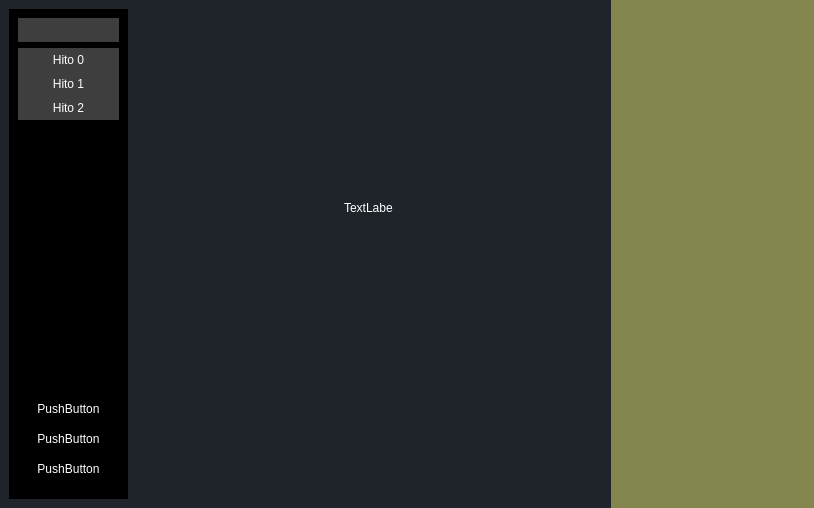
Before: the Qt Designer form ejemplo_prueba.ui in PaulaSoler000/proyecto_vista_prueba, drawn with Qt 5.
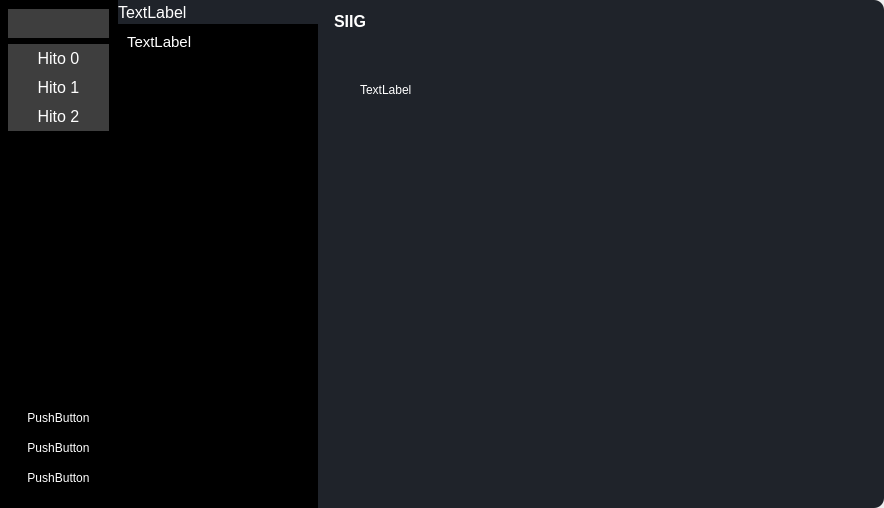
After: the same form once the commit is applied. Icons and pictures are not drawn.

Commit message: seguir con la ventana

```diff
--- a/ejemplo_prueba.ui
+++ b/ejemplo_prueba.ui
@@ -6,7 +6,7 @@
    <rect>
     <x>0</x>
     <y>0</y>
-    <width>814</width>
+    <width>884</width>
     <height>508</height>
    </rect>
   </property>
@@ -25,14 +25,17 @@
 
 #centralwidget{
 background-color:#1f232a;
+border-radius: 10px
 }
 
 #leftMenuSuncontainer{
-background-color:#16191d
+background-color:#16191d;
+border-radius: 10px
 }
 
 QPushButton{
-padding:5px 10px
+padding:5px 10px;
+border-radius: 10px
 }
 
 
@@ -40,7 +43,7 @@
 </string>
   </property>
   <widget class="QWidget" name="centralwidget">
-   <layout class="QHBoxLayout" name="horizontalLayout">
+   <layout class="QHBoxLayout" name="horizontalLayout" stretch="0,0,0">
     <property name="spacing">
      <number>0</number>
     </property>
@@ -59,12 +62,30 @@
     <item alignment="Qt::AlignLeft">
      <widget class="QWidget" name="leftMenuContainer" native="true">
       <layout class="QVBoxLayout" name="verticalLayout">
+       <property name="spacing">
+        <number>0</number>
+       </property>
+       <property name="leftMargin">
+        <number>0</number>
+       </property>
+       <property name="topMargin">
+        <number>0</number>
+       </property>
+       <property name="rightMargin">
+        <number>0</number>
+       </property>
+       <property name="bottomMargin">
+        <number>0</number>
+       </property>
        <item>
         <widget class="QWidget" name="leftMenuSubcontainer" native="true">
          <property name="styleSheet">
           <string notr="true">background-color:rgb(0, 0, 0)</string>
          </property>
          <layout class="QVBoxLayout" name="verticalLayout_2">
+          <property name="leftMargin">
+           <number>8</number>
+          </property>
           <item alignment="Qt::AlignTop">
            <widget class="QFrame" name="frame">
             <property name="styleSheet">
@@ -94,6 +115,11 @@
              </property>
              <item>
               <widget class="QPushButton" name="pushButton">
+               <property name="font">
+                <font>
+                 <pointsize>12</pointsize>
+                </font>
+               </property>
                <property name="styleSheet">
                 <string notr="true">color: white</string>
                </property>
@@ -150,6 +176,11 @@
              </property>
              <item>
               <widget class="QPushButton" name="Hito0">
+               <property name="font">
+                <font>
+                 <pointsize>12</pointsize>
+                </font>
+               </property>
                <property name="styleSheet">
                 <string notr="true">color: white</string>
                </property>
@@ -160,10 +191,21 @@
                 <iconset resource="images/icons/icons.qrc">
                  <normaloff>:/main/cil-home.png</normaloff>:/main/cil-home.png</iconset>
                </property>
+               <property name="iconSize">
+                <size>
+                 <width>24</width>
+                 <height>24</height>
+                </size>
+               </property>
               </widget>
              </item>
              <item>
               <widget class="QPushButton" name="Hito1">
+               <property name="font">
+                <font>
+                 <pointsize>12</pointsize>
+                </font>
+               </property>
                <property name="styleSheet">
                 <string notr="true">color: white</string>
                </property>
@@ -174,10 +216,21 @@
                 <iconset resource="images/icons/icons.qrc">
                  <normaloff>:/main/cil-mood-good.png</normaloff>:/main/cil-mood-good.png</iconset>
                </property>
+               <property name="iconSize">
+                <size>
+                 <width>24</width>
+                 <height>24</height>
+                </size>
+               </property>
               </widget>
              </item>
              <item>
               <widget class="QPushButton" name="Hito2">
+               <property name="font">
+                <font>
+                 <pointsize>12</pointsize>
+                </font>
+               </property>
                <property name="styleSheet">
                 <string notr="true">color: white</string>
                </property>
@@ -188,6 +241,12 @@
                 <iconset resource="images/icons/icons.qrc">
                  <normaloff>:/main/cil-3d.png</normaloff>:/main/cil-3d.png</iconset>
                </property>
+               <property name="iconSize">
+                <size>
+                 <width>24</width>
+                 <height>24</height>
+                </size>
+               </property>
               </widget>
              </item>
             </layout>
@@ -262,58 +321,497 @@
      </widget>
     </item>
     <item>
-     <widget class="QFrame" name="frame_4">
-      <property name="frameShape">
-       <enum>QFrame::StyledPanel</enum>
+     <widget class="QWidget" name="centralMenu" native="true">
+      <property name="sizePolicy">
+       <sizepolicy hsizetype="Preferred" vsizetype="Preferred">
+        <horstretch>0</horstretch>
+        <verstretch>0</verstretch>
+       </sizepolicy>
       </property>
-      <property name="frameShadow">
-       <enum>QFrame::Raised</enum>
+      <property name="minimumSize">
+       <size>
+        <width>200</width>
+        <height>0</height>
+       </size>
       </property>
-      <widget class="QFrame" name="frame_5">
-       <property name="geometry">
-        <rect>
-         <x>90</x>
-         <y>180</y>
-         <width>120</width>
-         <height>80</height>
-        </rect>
+      <layout class="QVBoxLayout" name="verticalLayout_7">
+       <property name="spacing">
+        <number>0</number>
        </property>
-       <property name="frameShape">
-        <enum>QFrame::StyledPanel</enum>
+       <property name="sizeConstraint">
+        <enum>QLayout::SetDefaultConstraint</enum>
        </property>
-       <property name="frameShadow">
-        <enum>QFrame::Raised</enum>
+       <property name="leftMargin">
+        <number>0</number>
        </property>
-       <widget class="QLabel" name="label">
-        <property name="geometry">
-         <rect>
-          <x>50</x>
-          <y>20</y>
-          <width>49</width>
-          <height>16</height>
-         </rect>
-        </property>
-        <property name="text">
-         <string>TextLabel</string>
-        </property>
-       </widget>
-      </widget>
+       <property name="topMargin">
+        <number>0</number>
+       </property>
+       <property name="rightMargin">
+        <number>0</number>
+       </property>
+       <property name="bottomMargin">
+        <number>0</number>
+       </property>
+       <item alignment="Qt::AlignLeft">
+        <widget class="QWidget" name="centralSubmenu" native="true">
+         <property name="minimumSize">
+          <size>
+           <width>200</width>
+           <height>0</height>
+          </size>
+         </property>
+         <property name="font">
+          <font>
+           <pointsize>11</pointsize>
+          </font>
+         </property>
+         <layout class="QVBoxLayout" name="verticalLayout_6">
+          <property name="spacing">
+           <number>0</number>
+          </property>
+          <property name="leftMargin">
+           <number>0</number>
+          </property>
+          <property name="topMargin">
+           <number>0</number>
+          </property>
+          <property name="rightMargin">
+           <number>0</number>
+          </property>
+          <property name="bottomMargin">
+           <number>0</number>
+          </property>
+          <item alignment="Qt::AlignTop">
+           <widget class="QFrame" name="frame_4">
+            <property name="frameShape">
+             <enum>QFrame::StyledPanel</enum>
+            </property>
+            <property name="frameShadow">
+             <enum>QFrame::Raised</enum>
+            </property>
+            <layout class="QHBoxLayout" name="horizontalLayout_3">
+             <property name="spacing">
+              <number>0</number>
+             </property>
+             <property name="leftMargin">
+              <number>0</number>
+             </property>
+             <property name="topMargin">
+              <number>0</number>
+             </property>
+             <property name="rightMargin">
+              <number>0</number>
+             </property>
+             <property name="bottomMargin">
+              <number>0</number>
+             </property>
+             <item>
+              <widget class="QLabel" name="label">
+               <property name="font">
+                <font>
+                 <pointsize>12</pointsize>
+                </font>
+               </property>
+               <property name="text">
+                <string>TextLabel</string>
+               </property>
+              </widget>
+             </item>
+             <item>
+              <widget class="QPushButton" name="pushButton_2">
+               <property name="text">
+                <string/>
+               </property>
+               <property name="icon">
+                <iconset resource="images/icons/icons.qrc">
+                 <normaloff>:/main/icon_close.png</normaloff>:/main/icon_close.png</iconset>
+               </property>
+               <property name="iconSize">
+                <size>
+                 <width>24</width>
+                 <height>24</height>
+                </size>
+               </property>
+              </widget>
+             </item>
+            </layout>
+           </widget>
+          </item>
+          <item>
+           <widget class="QStackedWidget" name="stackedWidget">
+            <property name="styleSheet">
+             <string notr="true">background-color:black</string>
+            </property>
+            <property name="currentIndex">
+             <number>0</number>
+            </property>
+            <widget class="QWidget" name="page">
+             <layout class="QVBoxLayout" name="verticalLayout_8">
+              <item>
+               <widget class="QLabel" name="label_2">
+                <property name="font">
+                 <font>
+                  <pointsize>11</pointsize>
+                 </font>
+                </property>
+                <property name="text">
+                 <string>TextLabel</string>
+                </property>
+                <property name="alignment">
+                 <set>Qt::AlignLeading|Qt::AlignLeft|Qt::AlignTop</set>
+                </property>
+               </widget>
+              </item>
+             </layout>
+            </widget>
+            <widget class="QWidget" name="page_2">
+             <widget class="QLabel" name="label_3">
+              <property name="geometry">
+               <rect>
+                <x>60</x>
+                <y>40</y>
+                <width>49</width>
+                <height>16</height>
+               </rect>
+              </property>
+              <property name="text">
+               <string>2</string>
+              </property>
+             </widget>
+            </widget>
+            <widget class="QWidget" name="page_3">
+             <widget class="QLabel" name="label_4">
+              <property name="geometry">
+               <rect>
+                <x>80</x>
+                <y>70</y>
+                <width>49</width>
+                <height>16</height>
+               </rect>
+              </property>
+              <property name="text">
+               <string>3</string>
+              </property>
+             </widget>
+            </widget>
+           </widget>
+          </item>
+         </layout>
+        </widget>
+       </item>
+      </layout>
      </widget>
     </item>
-    <item>
-     <widget class="QWidget" name="centerMenuContainer" native="true"/>
-    </item>
     <item>
      <widget class="QWidget" name="mainBodyContainer" native="true">
       <property name="sizePolicy">
-       <sizepolicy hsizetype="Minimum" vsizetype="Preferred">
+       <sizepolicy hsizetype="MinimumExpanding" vsizetype="Preferred">
         <horstretch>0</horstretch>
         <verstretch>0</verstretch>
        </sizepolicy>
       </property>
+      <property name="font">
+       <font>
+        <pointsize>8</pointsize>
+       </font>
+      </property>
       <property name="styleSheet">
-       <string notr="true">background-color:rgb(131, 134, 78)</string>
+       <string notr="true"/>
       </property>
+      <layout class="QVBoxLayout" name="verticalLayout_9">
+       <property name="spacing">
+        <number>0</number>
+       </property>
+       <property name="leftMargin">
+        <number>0</number>
+       </property>
+       <property name="topMargin">
+        <number>0</number>
+       </property>
+       <property name="rightMargin">
+        <number>0</number>
+       </property>
+       <property name="bottomMargin">
+        <number>0</number>
+       </property>
+       <item alignment="Qt::AlignTop">
+        <widget class="QWidget" name="headerContainer" native="true">
+         <layout class="QHBoxLayout" name="horizontalLayout_4">
+          <item alignment="Qt::AlignLeft">
+           <widget class="QFrame" name="frame_5">
+            <property name="frameShape">
+             <enum>QFrame::StyledPanel</enum>
+            </property>
+            <property name="frameShadow">
+             <enum>QFrame::Raised</enum>
+            </property>
+            <layout class="QHBoxLayout" name="horizontalLayout_6">
+             <property name="spacing">
+              <number>0</number>
+             </property>
+             <property name="leftMargin">
+              <number>0</number>
+             </property>
+             <property name="topMargin">
+              <number>0</number>
+             </property>
+             <property name="rightMargin">
+              <number>0</number>
+             </property>
+             <property name="bottomMargin">
+              <number>0</number>
+             </property>
+             <item>
+              <widget class="QLabel" name="label_5">
+               <property name="maximumSize">
+                <size>
+                 <width>25</width>
+                 <height>25</height>
+                </size>
+               </property>
+               <property name="text">
+                <string/>
+               </property>
+               <property name="textFormat">
+                <enum>Qt::PlainText</enum>
+               </property>
+               <property name="pixmap">
+                <pixmap resource="images/icons/icons.qrc">:/logo/icono.ico</pixmap>
+               </property>
+               <property name="scaledContents">
+                <bool>true</bool>
+               </property>
+              </widget>
+             </item>
+             <item>
+              <widget class="QLabel" name="label_6">
+               <property name="font">
+                <font>
+                 <pointsize>12</pointsize>
+                 <bold>true</bold>
+                </font>
+               </property>
+               <property name="text">
+                <string>SIIG</string>
+               </property>
+              </widget>
+             </item>
+            </layout>
+           </widget>
+          </item>
+          <item alignment="Qt::AlignHCenter">
+           <widget class="QFrame" name="frame_6">
+            <property name="frameShape">
+             <enum>QFrame::StyledPanel</enum>
+            </property>
+            <property name="frameShadow">
+             <enum>QFrame::Raised</enum>
+            </property>
+            <layout class="QHBoxLayout" name="horizontalLayout_5">
+             <property name="spacing">
+              <number>0</number>
+             </property>
+             <property name="leftMargin">
+              <number>0</number>
+             </property>
+             <property name="topMargin">
+              <number>0</number>
+             </property>
+             <property name="rightMargin">
+              <number>0</number>
+             </property>
+             <property name="bottomMargin">
+              <number>0</number>
+             </property>
+             <item>
+              <widget class="QPushButton" name="pushButton_10">
+               <property name="text">
+                <string/>
+               </property>
+               <property name="icon">
+                <iconset resource="images/icons/icons.qrc">
+                 <normaloff>:/main/cil-minus.png</normaloff>:/main/cil-minus.png</iconset>
+               </property>
+               <property name="iconSize">
+                <size>
+                 <width>24</width>
+                 <height>24</height>
+                </size>
+               </property>
+              </widget>
+             </item>
+             <item>
+              <widget class="QPushButton" name="pushButton_9">
+               <property name="text">
+                <string/>
+               </property>
+               <property name="icon">
+                <iconset resource="images/icons/icons.qrc">
+                 <normaloff>:/main/cil-user.png</normaloff>:/main/cil-user.png</iconset>
+               </property>
+               <property name="iconSize">
+                <size>
+                 <width>24</width>
+                 <height>24</height>
+                </size>
+               </property>
+              </widget>
+             </item>
+            </layout>
+           </widget>
+          </item>
+          <item alignment="Qt::AlignRight">
+           <widget class="QFrame" name="frame_7">
+            <property name="frameShape">
+             <enum>QFrame::StyledPanel</enum>
+            </property>
+            <property name="frameShadow">
+             <enum>QFrame::Raised</enum>
+            </property>
+            <layout class="QHBoxLayout" name="horizontalLayout_2">
+             <property name="spacing">
+              <number>0</number>
+             </property>
+             <property name="leftMargin">
+              <number>0</number>
+             </property>
+             <property name="topMargin">
+              <number>0</number>
+             </property>
+             <property name="rightMargin">
+              <number>0</number>
+             </property>
+             <property name="bottomMargin">
+              <number>0</number>
+             </property>
+             <item>
+              <widget class="QPushButton" name="pushButton_8">
+               <property name="text">
+                <string/>
+               </property>
+               <property name="icon">
+                <iconset resource="images/icons/icons.qrc">
+                 <normaloff>:/main/icon_minimize.png</normaloff>:/main/icon_minimize.png</iconset>
+               </property>
+               <property name="iconSize">
+                <size>
+                 <width>24</width>
+                 <height>24</height>
+                </size>
+               </property>
+              </widget>
+             </item>
+             <item>
+              <widget class="QPushButton" name="pushButton_4">
+               <property name="text">
+                <string/>
+               </property>
+               <property name="icon">
+                <iconset resource="images/icons/icons.qrc">
+                 <normaloff>:/main/icon_maximize.png</normaloff>:/main/icon_maximize.png</iconset>
+               </property>
+               <property name="iconSize">
+                <size>
+                 <width>24</width>
+                 <height>24</height>
+                </size>
+               </property>
+              </widget>
+             </item>
+             <item>
+              <widget class="QPushButton" name="pushButton_5">
+               <property name="text">
+                <string/>
+               </property>
+               <property name="icon">
+                <iconset resource="images/icons/icons.qrc">
+                 <normaloff>:/main/icon_close.png</normaloff>:/main/icon_close.png</iconset>
+               </property>
+               <property name="iconSize">
+                <size>
+                 <width>24</width>
+                 <height>24</height>
+                </size>
+               </property>
+              </widget>
+             </item>
+            </layout>
+           </widget>
+          </item>
+         </layout>
+        </widget>
+       </item>
+       <item>
+        <widget class="QWidget" name="mainBody" native="true">
+         <property name="sizePolicy">
+          <sizepolicy hsizetype="Preferred" vsizetype="Expanding">
+           <horstretch>0</horstretch>
+           <verstretch>0</verstretch>
+          </sizepolicy>
+         </property>
+         <layout class="QHBoxLayout" name="horizontalLayout_7">
+          <item>
+           <widget class="QWidget" name="mainContent" native="true"/>
+          </item>
+          <item>
+           <widget class="QWidget" name="rightMenuSubContainer" native="true">
+            <layout class="QVBoxLayout" name="verticalLayout_10">
+             <item>
+              <widget class="QWidget" name="rightMenuContainer" native="true">
+               <layout class="QVBoxLayout" name="verticalLayout_11">
+                <item>
+                 <widget class="QFrame" name="frame_8">
+                  <property name="frameShape">
+                   <enum>QFrame::StyledPanel</enum>
+                  </property>
+                  <property name="frameShadow">
+                   <enum>QFrame::Raised</enum>
+                  </property>
+                  <layout class="QHBoxLayout" name="horizontalLayout_8">
+                   <item>
+                    <widget class="QLabel" name="label_7">
+                     <property name="text">
+                      <string>TextLabel</string>
+                     </property>
+                    </widget>
+                   </item>
+                   <item>
+                    <widget class="QPushButton" name="pushButton_11">
+                     <property name="text">
+                      <string/>
+                     </property>
+                     <property name="icon">
+                      <iconset resource="images/icons/icons.qrc">
+                       <normaloff>:/main/cil-x-circle.png</normaloff>:/main/cil-x-circle.png</iconset>
+                     </property>
+                     <property name="iconSize">
+                      <size>
+                       <width>24</width>
+                       <height>24</height>
+                      </size>
+                     </property>
+                    </widget>
+                   </item>
+                  </layout>
+                 </widget>
+                </item>
+                <item>
+                 <widget class="QStackedWidget" name="stackedWidget_2">
+                  <widget class="QWidget" name="page_4"/>
+                  <widget class="QWidget" name="page_5"/>
+                 </widget>
+                </item>
+               </layout>
+              </widget>
+             </item>
+            </layout>
+           </widget>
+          </item>
+         </layout>
+        </widget>
+       </item>
+      </layout>
      </widget>
     </item>
    </layout>
```
The commit also changes 3 other files.
